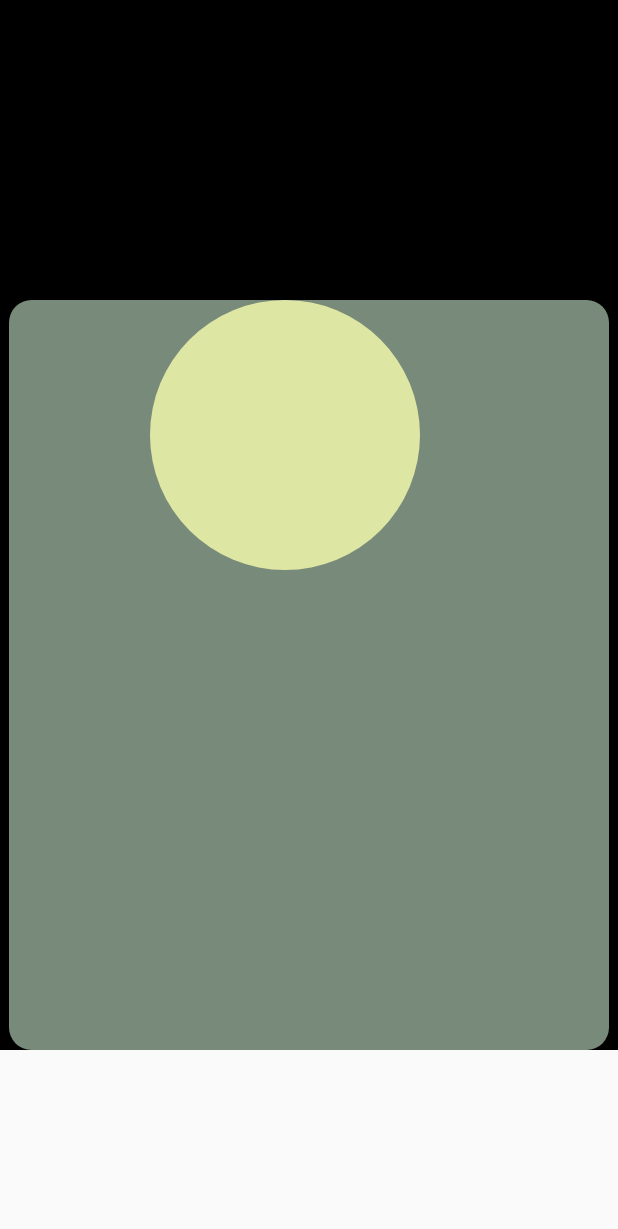
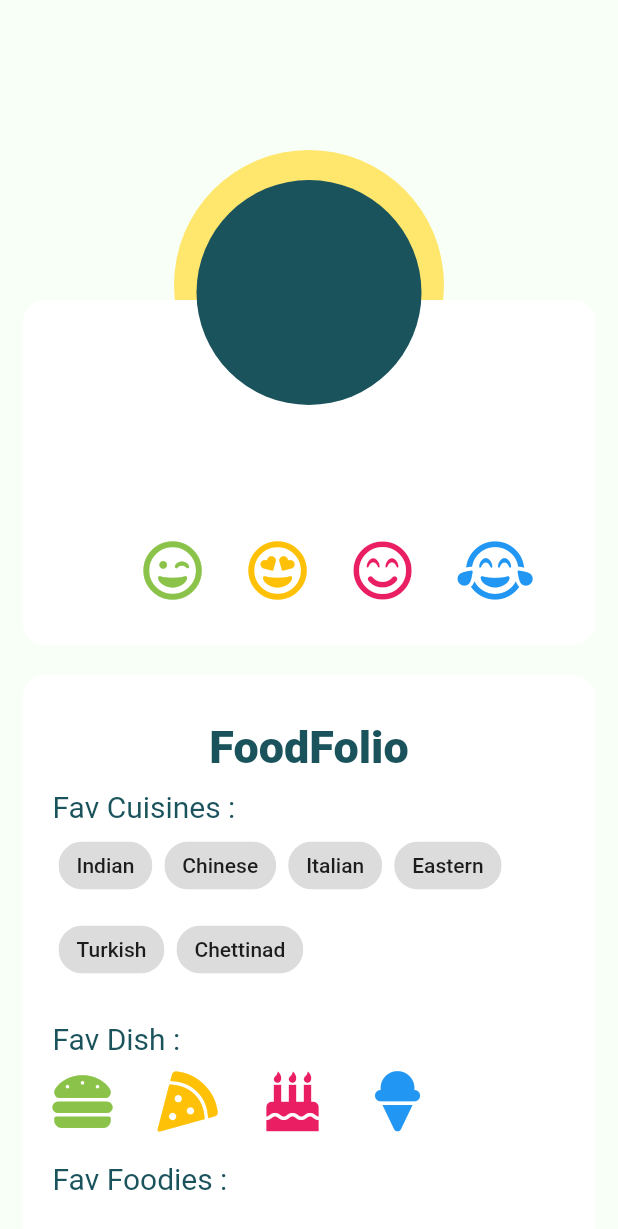
Before and after one commit to BakedFudge/hogoh, a Flutter app: the screen it shows once a user with an empty profile is signed in, on a phone screen of 412 x 824 dp. Shown: the top 1229 px of the screen. Run offline on Flutter 3.47's test engine with Material 2 defaults, Android fonts, the phone set to English and light mode, and no system bars; our stand-ins replace bloc, cloud_firestore, firebase_auth, flutter_bloc, flutter_spinkit, font_awesome_flutter and 3 more; accounts and stored records are empty.

Commit message:
User Profile ListView Scrollable

```diff
--- a/lib/Screens/Profile/UserProfile.dart
+++ b/lib/Screens/Profile/UserProfile.dart
@@ -22,20 +22,20 @@ class UserProfile extends StatelessWidget with NavigationStates {
         ],
         child: SafeArea(
           child: Scaffold(
-             // backgroundColor: Color(hexColor('#F7FFF7')),
-              body: ListView(
+              backgroundColor: Color(hexColor('#F7FFF7')),
+              body: Container(
+                color: Color(hexColor('#F7FFF7')),
+                height: MediaQuery.of(context).size.height,
+                child: ListView(
                   children: <Widget>[
-                  //SizedBox(height: 100,),
                     Container(
-                    padding: EdgeInsets.only(top: 200),
-                    color: Colors.black,
+                      height: MediaQuery.of(context).size.height,
                       child: Stack(
                         alignment: AlignmentDirectional.topCenter,
                         children: <Widget>[
                           //Avatar
                           Positioned(
-                          top:0.0,
-                           left: 100.0,
+                          top:100.0,
                            child: Container(
                                 width: 180.0,
                                 height: 180.0,
@@ -45,69 +45,116 @@ class UserProfile extends StatelessWidget with NavigationStates {
                                 )
                             ),
                          ),
+
                           //Name Details
+
                           Positioned(
-                        // top:100,
+                            top: 200,
                             child: ClipRRect(
                               borderRadius: BorderRadius.circular(15.0),
                               child: Container(
                                 //padding:EdgeInsets.only(top:20.0),
-                                  height:500.0,
-                                  width: 400.0,
-                                  color: Colors.green[100].withOpacity(0.6),
-//                            child:
-//                            Padding(
-//                              padding: const EdgeInsets.only(top:120.0),
-//                              child: UserDetailHeader(),
-//                            ),
+                                height: 230.0,
+                                width: MediaQuery.of(context).size.width - 30,
+                                color: Colors.white,
+                                child: Stack(
+                                  children: <Widget>[
+                                    Padding(
+                                      padding: EdgeInsets.only(top: 80.0),
+                                      child: UserDetailHeader(),
+                                    ),
+                                    //Emoticons
+                                    Wrap(
+                                      children: <Widget>[
+                                        Padding(
+                                          padding: const EdgeInsets.only(top: 160.0, left: 80),
+                                          child: new Icon(
+                                            FontAwesomeIcons.grinWink,
+                                            color: Colors.lightGreen,
+                                            size: 40.0,
+                                            //radius: 20.0,
+                                          ),
+                                        ),
+                                        SizedBox(width: 30),
+                                        Padding(
+                                          padding:
+                                              const EdgeInsets.only(top: 160.0),
+                                          child: new Icon(
+                                            FontAwesomeIcons.grinHearts,
+                                            color: Colors.amber,
+                                            size: 40.0,
+                                            //radius: 20.0,
+                                          ),
+                                        ),
+                                        SizedBox(width: 30),
+                                        Padding(
+                                          padding:
+                                              const EdgeInsets.only(top: 160.0),
+                                          child: new Icon(
+                                            FontAwesomeIcons.smileBeam,
+                                            color: Colors.pink,
+                                            size: 40.0,
+                                            //radius: 20.0,
+                                          ),
+                                        ),
+                                        SizedBox(width: 30),
+                                        Padding(
+                                          padding:
+                                              const EdgeInsets.only(top: 160.0),
+                                          child: new Icon(
+                                            FontAwesomeIcons.grinTears,
+                                            color: Colors.blue,
+                                            size: 40.0,
+                                            //radius: 20.0,
+                                          ),
+                                        ),
+                                      ],
+                                    ),
+                                  ],
+                                ),
                               ),
                             ),
                           ),
 
+                          // Inside Circle Avatar
 
-                       // Inside Circle Avatar
-//                      Positioned(
-//                        top: 20.0,
-//                        child: Container(
-//                          width: 150.0,
-//                          height: 150.0,
-//                          decoration: new BoxDecoration(
-//                            shape: BoxShape.circle,
-//                            color: Color(hexColor('#F6F6FB')),
-//                          ),
-//                        ),
-//                      ),
+                          Positioned(
+                            top: 120,
+                            child: Container(
+                              width: 150.0,
+                              height: 150.0,
+                              decoration: new BoxDecoration(
+                                shape: BoxShape.circle,
+                                color:  Color(hexColor('#1A535C')),
+                              ),
+                            ),
+                          ),
 
+                          //Detail body
+                          Positioned(
+                            top: 450,
+                            child: Container(
+                                //padding: EdgeInsets.all(20),
+                                height: MediaQuery.of(context).size.height,
+                                width: MediaQuery.of(context).size.width - 30,
+                                child: UserDetailBody()),
+                          ),
                           //SizedBox(height: 120),
-
                         ],
                       ),
                     ),
-//                  SizedBox(
-//                    height:20,
-//                  ),
-                  //Detail body
-//                  Container(
-//                    padding: EdgeInsets.all(20),
-//                      height: MediaQuery.of(context).size.height,
-//                      width: 400,
-//                      child: UserDetailBody()
-//                  ),
                   ],
+                ),
               )),
         ));
   }
 }
 
-
 class UserDetailHeader extends StatelessWidget {
-
   @override
   Widget build(BuildContext context) {
     final doUserProfile currUser = Provider.of<doUserProfile>(context);
-
-    return
-      ListTile(
+    return ListTile(
       title: Text(
         currUser.nickname,
         style: TextStyle(
@@ -126,9 +173,7 @@ class UserDetailHeader extends StatelessWidget {
         ),
         textAlign: TextAlign.center,
       ),
-
     );
-
   }
 }
 
@@ -138,8 +183,7 @@ class UserProfileDetails extends StatelessWidget {
     var currUser = Provider.of<doUserProfile>(context);
     print(currUser.username);
     print(currUser.uid);
-    return ListView(shrinkWrap: true, children: <Widget>[
-      ListTile(
+    return ListTile(
         title: Text(
           currUser.nickname,
           style: TextStyle(
@@ -158,8 +202,7 @@ class UserProfileDetails extends StatelessWidget {
           ),
           textAlign: TextAlign.center,
         ),
-      ),
-    ]);
+      );
   }
 }
 
@@ -210,11 +253,15 @@ class _UserDetailBodyState extends State<UserDetailBody> {
 
   @override
   Widget build(BuildContext context) {
-    return Container(
+    return ClipRRect(
+      borderRadius: BorderRadius.circular(15.0),
+      child: Container(
         constraints: BoxConstraints.expand(height: 100),
         padding: EdgeInsets.all(20),
-      color: Colors.green[50],
-      child: ListView(
+        color: Colors.white,
+        child: Column(
+          crossAxisAlignment: CrossAxisAlignment.start,
+
           children: <Widget>[
             //Foodfolio
             ListTile(
@@ -306,6 +353,7 @@ class _UserDetailBodyState extends State<UserDetailBody> {
             Wrap(),
           ],
         ),
+      ),
     );
   }
 }
```
Lines whose indentation alone changed are shown as unchanged.
